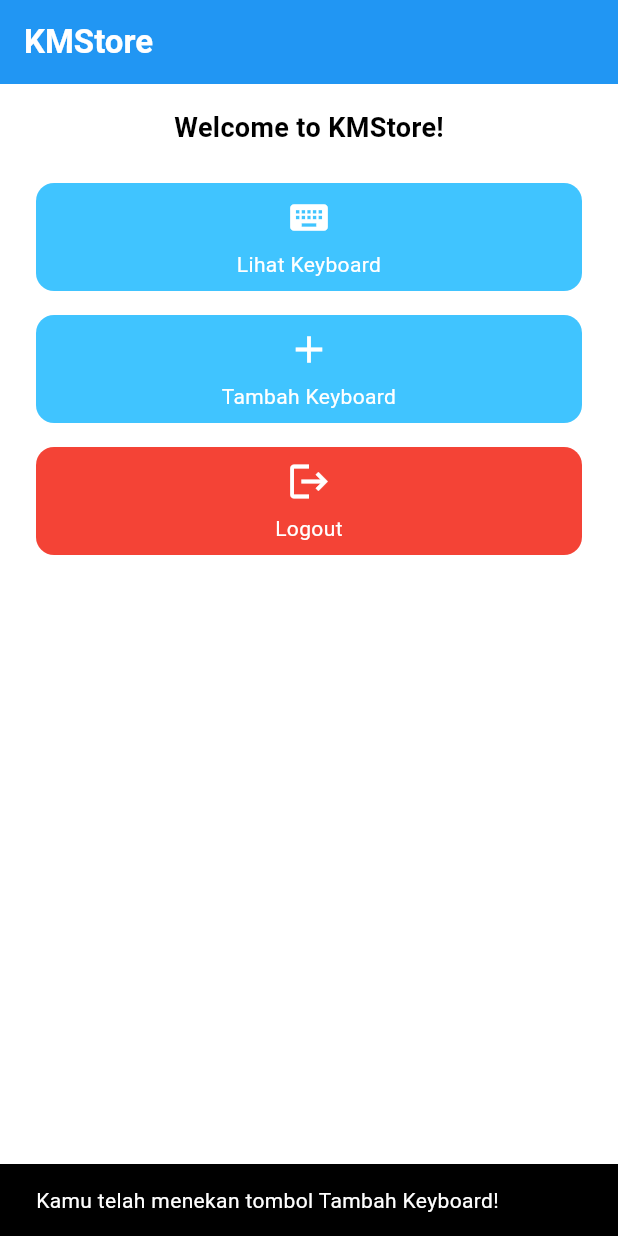
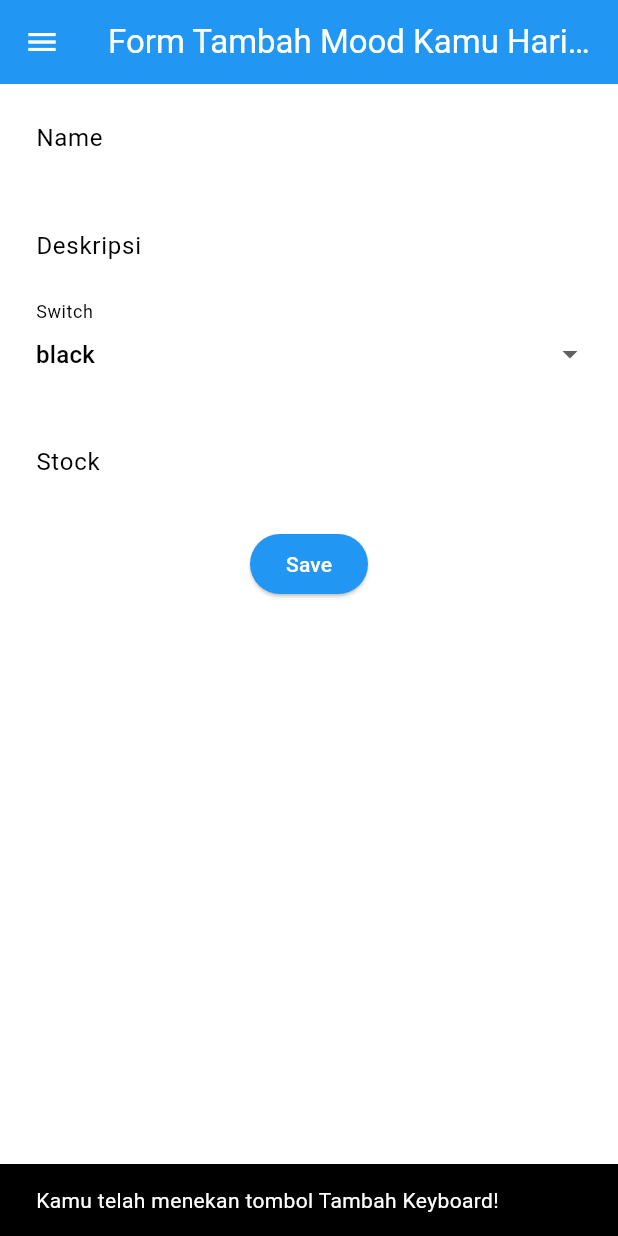
Before and after one commit to TrayMachi/kmstore_mobile, a Flutter app: the screen it shows after launch, after a tap on "Tambah Keyboard", on a phone screen of 412 x 824 dp. Run offline on Flutter 3.47's test engine with Material 3 defaults, Android fonts, the phone set to English and light mode, and no system bars.

Commit message:
feat: implement form and routing

```diff
--- /dev/null
+++ b/lib/screens/keyboard_form.dart
@@ -0,0 +1,189 @@
+import 'package:flutter/material.dart';
+import 'package:kmstore_mobile/widgets/sidebar.dart';
+
+enum Switch { black, yellow, white, bubbleGum }
+
+class KeyboardFormPage extends StatefulWidget {
+  const KeyboardFormPage({super.key});
+
+  @override
+  State<KeyboardFormPage> createState() => _KeyboardFormPageState();
+}
+
+class _KeyboardFormPageState extends State<KeyboardFormPage> {
+  final _formKey = GlobalKey<FormState>();
+  String _name = "";
+  String _description = "";
+  Switch _selectedSwitch = Switch.black;
+  int _stock = 0;
+
+  @override
+  Widget build(BuildContext context) {
+    return Scaffold(
+      appBar: AppBar(
+        title: const Center(
+          child: Text(
+            'Form Tambah Mood Kamu Hari ini',
+          ),
+        ),
+        backgroundColor: Theme.of(context).colorScheme.primary,
+        foregroundColor: Colors.white,
+      ),
+      drawer: const LeftDrawer(),
+      body: Form(
+        key: _formKey,
+        child: SingleChildScrollView(
+            child: Column(
+          crossAxisAlignment: CrossAxisAlignment.start,
+          children: [
+            Padding(
+              padding: const EdgeInsets.all(8.0),
+              child: TextFormField(
+                decoration: InputDecoration(
+                  hintText: "Name",
+                  labelText: "Name",
+                  border: OutlineInputBorder(
+                    borderRadius: BorderRadius.circular(5.0),
+                  ),
+                ),
+                onChanged: (String? value) {
+                  setState(() {
+                    _name = value!;
+                  });
+                },
+                validator: (String? value) {
+                  if (value == null || value.isEmpty) {
+                    return "Nama tidak boleh kosong!";
+                  }
+                  return null;
+                },
+              ),
+            ),
+            Padding(
+              padding: const EdgeInsets.all(8.0),
+              child: TextFormField(
+                decoration: InputDecoration(
+                  hintText: "Deskripsi",
+                  labelText: "Deskripsi",
+                  border: OutlineInputBorder(
+                    borderRadius: BorderRadius.circular(5.0),
+                  ),
+                ),
+                onChanged: (String? value) {
+                  setState(() {
+                    _description = value!;
+                  });
+                },
+                validator: (String? value) {
+                  if (value == null || value.isEmpty) {
+                    return "Deskripsi tidak boleh kosong!";
+                  }
+                  return null;
+                },
+              ),
+            ),
+            Padding(
+              padding: const EdgeInsets.all(8.0),
+              child: DropdownButtonFormField<Switch>(
+                value: _selectedSwitch,
+                onChanged: (Switch? value) {
+                  setState(() {
+                    _selectedSwitch = value!;
+                  });
+                },
+                items:
+                    Switch.values.map<DropdownMenuItem<Switch>>((Switch value) {
+                  return DropdownMenuItem<Switch>(
+                    value: value,
+                    child: Text(value
+                        .name), // This will display the enum value as a string
+                  );
+                }).toList(),
+                decoration: InputDecoration(
+                  hintText: "Switch",
+                  labelText: "Switch",
+                  border: OutlineInputBorder(
+                    borderRadius: BorderRadius.circular(5.0),
+                  ),
+                ),
+              ),
+            ),
+            Padding(
+              padding: const EdgeInsets.all(8.0),
+              child: TextFormField(
+                decoration: InputDecoration(
+                  hintText: "Stock",
+                  labelText: "Stock",
+                  border: OutlineInputBorder(
+                    borderRadius: BorderRadius.circular(5.0),
+                  ),
+                ),
+                onChanged: (String? value) {
+                  setState(() {
+                    _stock = int.tryParse(value!) ?? 0;
+                  });
+                },
+                validator: (String? value) {
+                  if (value == null || value.isEmpty) {
+                    return "Deskripsi tidak boleh kosong!";
+                  } else if (int.tryParse(value)! < 0) {
+                    return "Stock tidak boleh kurang dari 0!";
+                  }
+                  return null;
+                },
+              ),
+            ),
+            Align(
+              alignment: Alignment.bottomCenter,
+              child: Padding(
+                padding: const EdgeInsets.all(8.0),
+                child: ElevatedButton(
+                  style: ButtonStyle(
+                    backgroundColor: WidgetStateProperty.all(
+                        Theme.of(context).colorScheme.primary),
+                  ),
+                  onPressed: () {
+                    if (_formKey.currentState!.validate()) {
+                      showDialog(
+                        context: context,
+                        builder: (context) {
+                          return AlertDialog(
+                            title: const Text('Keyboard berhasil tersimpan'),
+                            content: SingleChildScrollView(
+                              child: Column(
+                                crossAxisAlignment: CrossAxisAlignment.start,
+                                children: [
+                                  Text('Name: $_name'),
+                                  Text('Brand: $_description'),
+                                  Text('Switch $_selectedSwitch'),
+                                  Text('Stock: $_stock'),
+                                ],
+                              ),
+                            ),
+                            actions: [
+                              TextButton(
+                                child: const Text('OK'),
+                                onPressed: () {
+                                  Navigator.pop(context);
+                                  _formKey.currentState!.reset();
+                                },
+                              ),
+                            ],
+                          );
+                        },
+                      );
+                    }
+                  },
+                  child: const Text(
+                    "Save",
+                    style: TextStyle(color: Colors.white),
+                  ),
+                ),
+              ),
+            ),
+          ],
+        )),
+      ),
+    );
+  }
+}
--- a/lib/menu.dart
+++ b/lib/screens/menu.dart
@@ -1,9 +1,12 @@
 import 'package:flutter/material.dart';
+import 'package:kmstore_mobile/screens/keyboard_form.dart';
+import 'package:kmstore_mobile/screens/mouse_form.dart';
 
 class MyHomePage extends StatelessWidget {
   final List<ItemHomepage> items = [
     ItemHomepage("Lihat Keyboard", Icons.keyboard),
     ItemHomepage("Tambah Keyboard", Icons.add),
+    ItemHomepage("Tambah Mouse", Icons.add),
     ItemHomepage("Logout", Icons.logout, color: Colors.red),
   ];
 
@@ -98,6 +101,19 @@ class ItemCard extends StatelessWidget {
             ..hideCurrentSnackBar()
             ..showSnackBar(SnackBar(
                 content: Text("Kamu telah menekan tombol ${item.name}!")));
+          if (item.name == "Tambah Keyboard") {
+            Navigator.push(
+              context,
+              MaterialPageRoute(
+                  builder: (context) => const KeyboardFormPage()),
+            );
+          } else if (item.name == "Tambah Mouse") {
+            Navigator.push(
+              context,
+              MaterialPageRoute(
+                  builder: (context) => const MouseFormPage()),
+            );
+          }
         },
         // Container untuk menyimpan Icon dan Text
         child: Container(
```
Also changed, not shown: lib/main.dart (+1 -16 lines), lib/screens/mouse_form.dart (added, +196 -0 lines), lib/widgets/sidebar.dart (added, +81 -0 lines).
